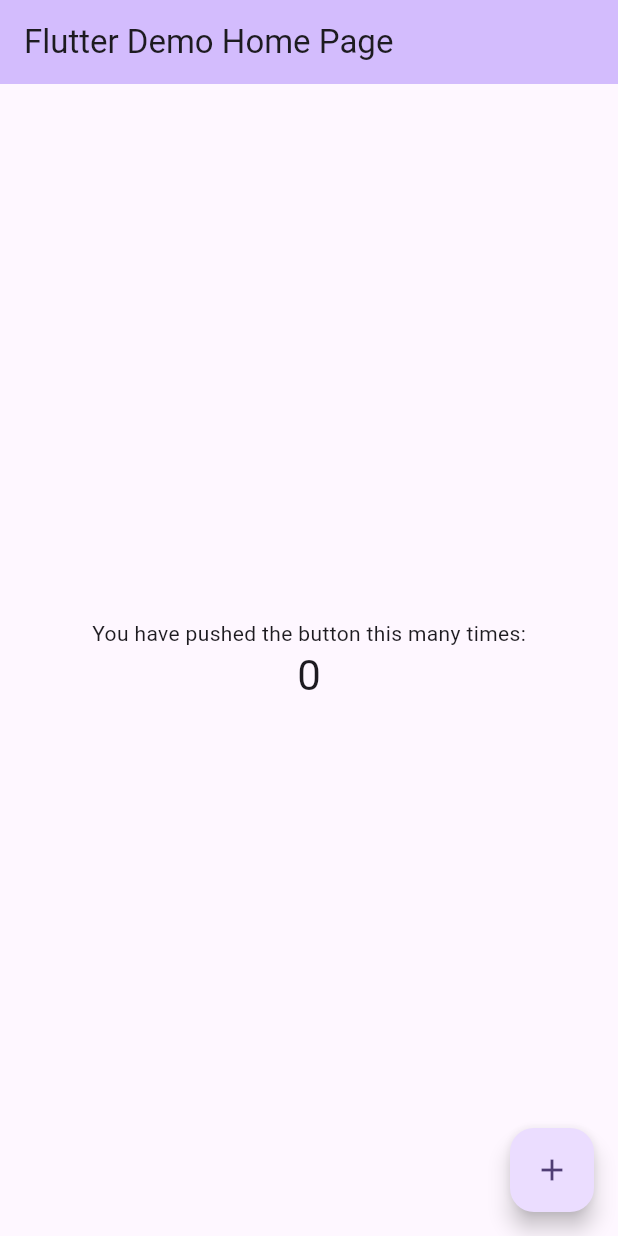
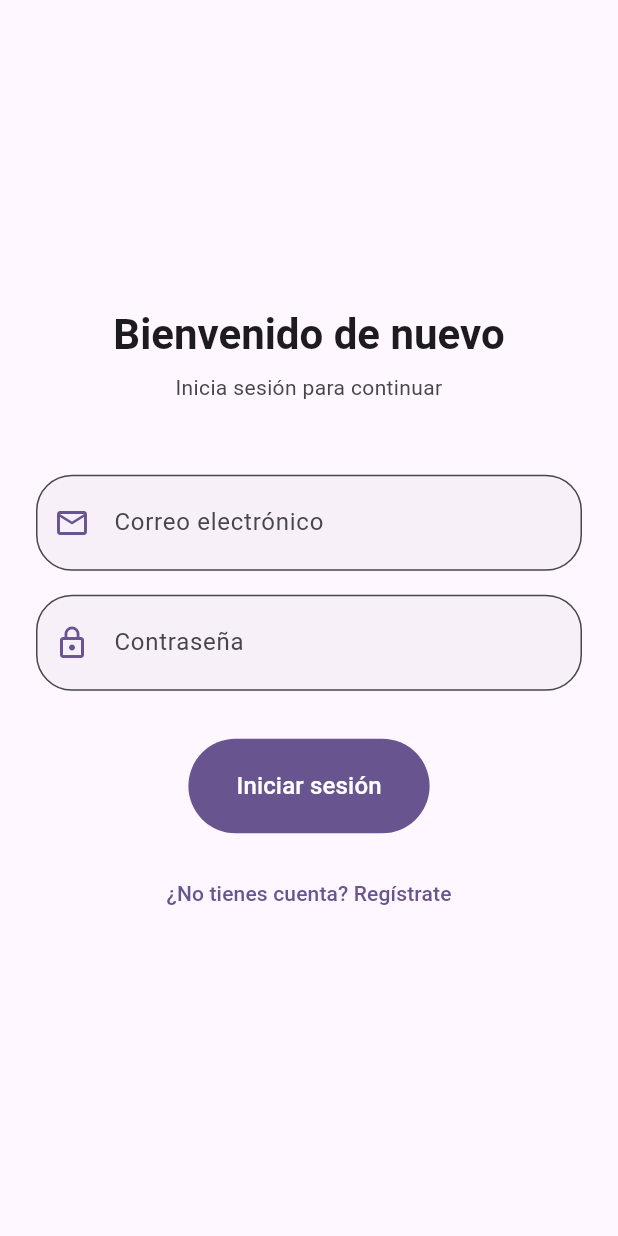
Before and after one commit to matifere/task_tamer, a Flutter app: the screen it shows after launch, on a phone screen of 412 x 824 dp. Run offline on Flutter 3.47's test engine with Material 3 defaults, Android fonts, the phone set to English and light mode, and no system bars; our stand-ins replace supabase_flutter; accounts and stored records are empty.

Commit message:
fix: botones y gilada

```diff
--- a/lib/main.dart
+++ b/lib/main.dart
@@ -1,14 +1,20 @@
 import 'package:flutter/material.dart';
 import 'package:supabase_flutter/supabase_flutter.dart';
+import 'package:task_tamer/pages/splash_page.dart';
+import 'package:task_tamer/pages/login_page.dart';
 import 'env/env.dart';
 
 Future<void> main() async {
   WidgetsFlutterBinding.ensureInitialized();
 
-  await Supabase.initialize(
-    url: Env.supabaseUrl,
-    publishableKey: Env.supabaseAnonKey,
-  );
+  try {
+    await Supabase.initialize(
+      url: Env.supabaseUrl.trim(),
+      publishableKey: Env.supabaseAnonKey.trim(),
+    );
+  } catch (e) {
+    debugPrint('Error inicializando Supabase: $e');
+  }
 
   runApp(const MyApp());
 }
@@ -20,9 +26,12 @@ class MyApp extends StatelessWidget {
   Widget build(BuildContext context) {
     return MaterialApp(
       debugShowCheckedModeBanner: false,
-      title: 'Flutter Demo',
-      theme: ThemeData(colorScheme: .fromSeed(seedColor: Colors.deepPurple)),
-      home: const MyHomePage(title: 'Flutter Demo Home Page'),
+      title: 'Task Tamer',
+      theme: ThemeData(
+        colorScheme: ColorScheme.fromSeed(seedColor: Colors.deepPurple),
+        useMaterial3: true,
+      ),
+      home: const SplashPage(),
     );
   }
 }
@@ -45,21 +54,40 @@ class _MyHomePageState extends State<MyHomePage> {
     });
   }
 
+  Future<void> _signOut() async {
+    await Supabase.instance.client.auth.signOut();
+    if (mounted) {
+      Navigator.of(context).pushReplacement(
+        MaterialPageRoute(builder: (context) => const LoginPage()),
+      );
+    }
+  }
+
   @override
   Widget build(BuildContext context) {
+    final theme = Theme.of(context);
+    final colorScheme = theme.colorScheme;
+
     return Scaffold(
       appBar: AppBar(
-        backgroundColor: Theme.of(context).colorScheme.inversePrimary,
+        backgroundColor: colorScheme.inversePrimary,
         title: Text(widget.title),
+        actions: [
+          IconButton(
+            icon: const Icon(Icons.logout),
+            onPressed: _signOut,
+            tooltip: 'Cerrar sesión',
+          ),
+        ],
       ),
       body: Center(
         child: Column(
-          mainAxisAlignment: .center,
+          mainAxisAlignment: MainAxisAlignment.center,
           children: [
             const Text('You have pushed the button this many times:'),
             Text(
               '$_counter',
-              style: Theme.of(context).textTheme.headlineMedium,
+              style: theme.textTheme.headlineMedium,
             ),
           ],
         ),
--- /dev/null
+++ b/lib/pages/login_page.dart
@@ -0,0 +1,274 @@
+import 'package:flutter/material.dart';
+import 'package:supabase_flutter/supabase_flutter.dart';
+import 'package:task_tamer/main.dart';
+
+class LoginPage extends StatefulWidget {
+  const LoginPage({super.key});
+
+  @override
+  State<LoginPage> createState() => _LoginPageState();
+}
+
+class _LoginPageState extends State<LoginPage> {
+  final _emailController = TextEditingController();
+  final _passwordController = TextEditingController();
+  final _confirmPasswordController = TextEditingController();
+  bool _isLoading = false;
+  bool _isLogin = true;
+
+  Future<void> _authenticate() async {
+    if (!_isLogin && _passwordController.text != _confirmPasswordController.text) {
+      ScaffoldMessenger.of(context).showSnackBar(
+        SnackBar(
+          content: const Text('Las contraseñas no coinciden'),
+          backgroundColor: Theme.of(context).colorScheme.error,
+        ),
+      );
+      return;
+    }
+
+    setState(() {
+      _isLoading = true;
+    });
+
+    try {
+      if (_isLogin) {
+        await Supabase.instance.client.auth.signInWithPassword(
+          email: _emailController.text.trim(),
+          password: _passwordController.text.trim(),
+        );
+        if (mounted) {
+          Navigator.of(context).pushReplacement(
+            MaterialPageRoute(builder: (context) => const MyHomePage(title: 'Task Tamer')),
+          );
+        }
+      } else {
+        await Supabase.instance.client.auth.signUp(
+          email: _emailController.text.trim(),
+          password: _passwordController.text.trim(),
+        );
+        if (mounted && _isLogin == false) {
+          ScaffoldMessenger.of(context).showSnackBar(
+            SnackBar(
+              content: const Text('Registro exitoso. Revisa tu correo electrónico.'),
+              backgroundColor: Theme.of(context).colorScheme.primary,
+            ),
+          );
+        }
+      }
+    } on AuthException catch (e) {
+      if (mounted) {
+        ScaffoldMessenger.of(context).showSnackBar(
+          SnackBar(
+            content: Text(e.message),
+            backgroundColor: Theme.of(context).colorScheme.error,
+          ),
+        );
+      }
+    } catch (e) {
+      if (mounted) {
+        ScaffoldMessenger.of(context).showSnackBar(
+          SnackBar(
+            content: const Text('Ocurrió un error inesperado'),
+            backgroundColor: Theme.of(context).colorScheme.error,
+          ),
+        );
+      }
+    } finally {
+      if (mounted) {
+        setState(() {
+          _isLoading = false;
+        });
+      }
+    }
+  }
+
+  @override
+  void dispose() {
+    _emailController.dispose();
+    _passwordController.dispose();
+    _confirmPasswordController.dispose();
+    super.dispose();
+  }
+
+  @override
+  Widget build(BuildContext context) {
+    final theme = Theme.of(context);
+    final colorScheme = theme.colorScheme;
+
+    // Usando colores modulares del theme
+    return Scaffold(
+      backgroundColor: colorScheme.surface,
+      body: Center(
+        child: SingleChildScrollView(
+          padding: const EdgeInsets.all(24.0),
+          child: Column(
+            mainAxisAlignment: MainAxisAlignment.center,
+            crossAxisAlignment: CrossAxisAlignment.stretch,
+            children: [
+              AnimatedSwitcher(
+                duration: const Duration(milliseconds: 400),
+                switchInCurve: Curves.easeOutCubic,
+                switchOutCurve: Curves.easeInCubic,
+                transitionBuilder: (Widget child, Animation<double> animation) {
+                  return FadeTransition(
+                    opacity: animation,
+                    child: SlideTransition(
+                      position: Tween<Offset>(
+                        begin: const Offset(0.0, 0.1),
+                        end: Offset.zero,
+                      ).animate(animation),
+                      child: child,
+                    ),
+                  );
+                },
+                child: Column(
+                  key: ValueKey<bool>(_isLogin),
+                  children: [
+                    Text(
+                      _isLogin ? 'Bienvenido de nuevo' : 'Crea tu cuenta',
+                      style: theme.textTheme.headlineMedium?.copyWith(
+                        color: colorScheme.onSurface,
+                        fontWeight: FontWeight.bold,
+                      ),
+                      textAlign: TextAlign.center,
+                    ),
+                    const SizedBox(height: 8),
+                    Text(
+                      _isLogin ? 'Inicia sesión para continuar' : 'Regístrate para organizar tus tareas',
+                      style: theme.textTheme.bodyMedium?.copyWith(
+                        color: colorScheme.onSurfaceVariant,
+                      ),
+                      textAlign: TextAlign.center,
+                    ),
+                  ],
+                ),
+              ),
+              const SizedBox(height: 48),
+              TextField(
+                controller: _emailController,
+                keyboardType: TextInputType.emailAddress,
+                style: TextStyle(color: colorScheme.onSurface),
+                decoration: InputDecoration(
+                  labelText: 'Correo electrónico',
+                  labelStyle: TextStyle(color: colorScheme.onSurfaceVariant),
+                  prefixIcon: Icon(Icons.email_outlined, color: colorScheme.primary),
+                  contentPadding: const EdgeInsets.symmetric(horizontal: 24, vertical: 20),
+                  border: OutlineInputBorder(
+                    borderRadius: BorderRadius.circular(24),
+                    borderSide: BorderSide(color: colorScheme.outline),
+                  ),
+                  focusedBorder: OutlineInputBorder(
+                    borderRadius: BorderRadius.circular(24),
+                    borderSide: BorderSide(color: colorScheme.primary, width: 2),
+                  ),
+                  filled: true,
+                  fillColor: colorScheme.surfaceContainerHighest.withAlpha(76),
+                ),
+              ),
+              const SizedBox(height: 16),
+              TextField(
+                controller: _passwordController,
+                obscureText: true,
+                style: TextStyle(color: colorScheme.onSurface),
+                decoration: InputDecoration(
+                  labelText: 'Contraseña',
+                  labelStyle: TextStyle(color: colorScheme.onSurfaceVariant),
+                  prefixIcon: Icon(Icons.lock_outline, color: colorScheme.primary),
+                  contentPadding: const EdgeInsets.symmetric(horizontal: 24, vertical: 20),
+                  border: OutlineInputBorder(
+                    borderRadius: BorderRadius.circular(24),
+                    borderSide: BorderSide(color: colorScheme.outline),
+                  ),
+                  focusedBorder: OutlineInputBorder(
+                    borderRadius: BorderRadius.circular(24),
+                    borderSide: BorderSide(color: colorScheme.primary, width: 2),
+                  ),
+                  filled: true,
+                  fillColor: colorScheme.surfaceContainerHighest.withAlpha(76),
+                ),
+              ),
+              AnimatedSize(
+                duration: const Duration(milliseconds: 400),
+                curve: Curves.easeInOutCubic,
+                alignment: Alignment.topCenter,
+                child: _isLogin
+                    ? const SizedBox.shrink()
+                    : Column(
+                        children: [
+                          const SizedBox(height: 16),
+                          TextField(
+                            controller: _confirmPasswordController,
+                            obscureText: true,
+                            style: TextStyle(color: colorScheme.onSurface),
+                            decoration: InputDecoration(
+                              labelText: 'Confirmar contraseña',
+                              labelStyle: TextStyle(color: colorScheme.onSurfaceVariant),
+                              prefixIcon: Icon(Icons.lock_clock_outlined, color: colorScheme.primary),
+                              contentPadding: const EdgeInsets.symmetric(horizontal: 24, vertical: 20),
+                              border: OutlineInputBorder(
+                                borderRadius: BorderRadius.circular(24),
+                                borderSide: BorderSide(color: colorScheme.outline),
+                              ),
+                              focusedBorder: OutlineInputBorder(
+                                borderRadius: BorderRadius.circular(24),
+                                borderSide: BorderSide(color: colorScheme.primary, width: 2),
+                              ),
+                              filled: true,
+                              fillColor: colorScheme.surfaceContainerHighest.withAlpha(76),
+                            ),
+                          ),
+                        ],
+                      ),
+              ),
+              const SizedBox(height: 32),
+              AnimatedSwitcher(
+                duration: const Duration(milliseconds: 300),
+                child: FilledButton(
+                  key: ValueKey<bool>(_isLogin),
+                  onPressed: _isLoading ? null : _authenticate,
+                  style: FilledButton.styleFrom(
+                    backgroundColor: colorScheme.primary,
+                    foregroundColor: colorScheme.onPrimary,
+                    padding: const EdgeInsets.symmetric(vertical: 20, horizontal: 32),
+                    shape: RoundedRectangleBorder(
+                      borderRadius: BorderRadius.circular(32),
+                    ),
+                  ),
+                  child: _isLoading
+                      ? SizedBox(
+                          height: 20,
+                          width: 20,
+                          child: CircularProgressIndicator(
+                            strokeWidth: 2,
+                            color: colorScheme.onPrimary,
+                          ),
+                        )
+                      : Text(_isLogin ? 'Iniciar sesión' : 'Registrarse', style: const TextStyle(fontSize: 16)),
+                ),
+              ),
+              const SizedBox(height: 16),
+              AnimatedSwitcher(
+                duration: const Duration(milliseconds: 300),
+                child: TextButton(
+                  key: ValueKey<bool>(_isLogin),
+                  onPressed: () {
+                    setState(() {
+                      _isLogin = !_isLogin;
+                    });
+                  },
+                  style: TextButton.styleFrom(
+                    foregroundColor: colorScheme.primary,
+                  ),
+                  child: Text(
+                    _isLogin ? '¿No tienes cuenta? Regístrate' : '¿Ya tienes cuenta? Inicia sesión',
+                  ),
+                ),
+              ),
+            ],
+          ),
+        ),
+      ),
+    );
+  }
+}
```
Also changed, not shown: lib/pages/splash_page.dart (added, +66 -0 lines).
